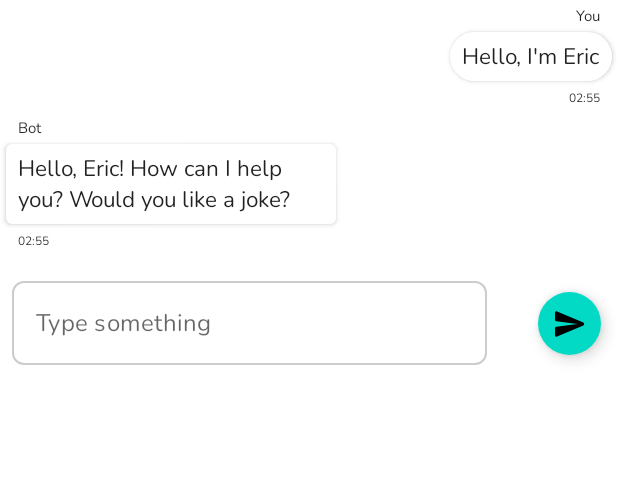
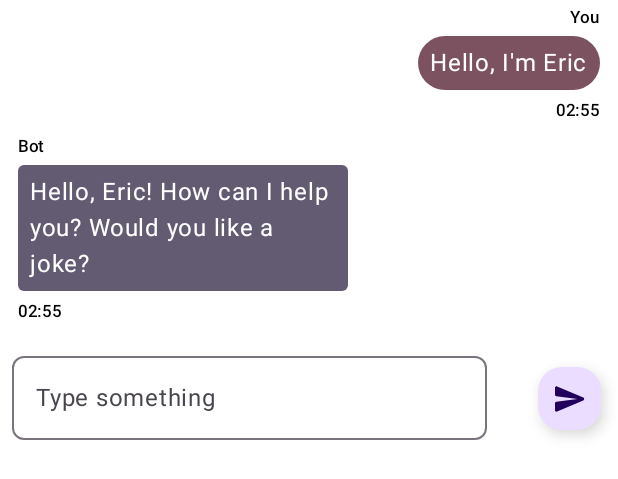
Before and after one commit to Ericgacoki/JiChat, an Android app built with Jetpack Compose: the @Preview function ChatItemPre, on a phone screen of 412 x 824 dp. Shown: the top 479 px of the screen. Run offline under Robolectric (Android 15) with nearby library versions, the light colour scheme and no system bars; our stand-ins replace Room's generated code.

Commit message:
update chat screen colors

```diff
--- a/app/src/main/java/com/ericg/jichat/screens/ChatScreen.kt
+++ b/app/src/main/java/com/ericg/jichat/screens/ChatScreen.kt
@@ -9,20 +9,18 @@ import androidx.compose.foundation.shape.CircleShape
 import androidx.compose.foundation.shape.RoundedCornerShape
 import androidx.compose.foundation.text.KeyboardActions
 import androidx.compose.foundation.text.KeyboardOptions
-import androidx.compose.material.*
 import androidx.compose.material.icons.Icons
 import androidx.compose.material.icons.rounded.Send
+import androidx.compose.material3.*
 import androidx.compose.runtime.*
 import androidx.compose.ui.Alignment
 import androidx.compose.ui.Alignment.Companion.CenterVertically
 import androidx.compose.ui.Modifier
-import androidx.compose.ui.graphics.Color
 import androidx.compose.ui.platform.LocalFocusManager
 import androidx.compose.ui.text.input.ImeAction
 import androidx.compose.ui.text.input.KeyboardType
 import androidx.compose.ui.tooling.preview.Preview
 import androidx.compose.ui.unit.dp
-import androidx.compose.ui.unit.sp
 import androidx.hilt.navigation.compose.hiltViewModel
 import com.ericg.jichat.MainActivity.Companion.getTime
 import com.ericg.jichat.model.Chat
@@ -32,6 +30,7 @@ import com.ericg.jichat.viewmodel.ChatViewModel
 
 @Composable
 fun ChatScreen(
+    paddingValues: PaddingValues,
     chatViewModel: ChatViewModel = hiltViewModel()
 ) {
     val chats = chatViewModel.chats.collectAsState(initial = emptyList())
@@ -42,6 +41,7 @@ fun ChatScreen(
     }
 
     LazyColumn(
+        contentPadding = paddingValues,
         state = chatsState,
         modifier = Modifier.fillMaxHeight(0.85F),
     ) {
@@ -66,6 +66,7 @@ fun ChatScreen(
     }
 }
 
+@OptIn(ExperimentalMaterial3Api::class)
 @Composable
 fun ChatItem(chat: Chat) {
     Column(
@@ -77,25 +78,31 @@ fun ChatItem(chat: Chat) {
     ) {
         Text(
             text = if (chat.sender == SenderType.BOT) "Bot" else "You",
-            fontSize = 10.sp,
+            style = MaterialTheme.typography.labelSmall,
             modifier = Modifier.padding(start = 8.dp, end = 8.dp, bottom = 4.dp),
         )
 
-        Surface(
-            elevation = 2.dp,
+        Card(
             shape = if (chat.message.length < 24) CircleShape else RoundedCornerShape(4.dp),
-            modifier = Modifier.widthIn(max = 220.dp)
+            colors = CardDefaults.cardColors(
+                containerColor = if (chat.sender == SenderType.HUMAN)
+                    MaterialTheme.colorScheme.tertiary
+                else MaterialTheme.colorScheme.secondary,
+            ),
+            modifier = Modifier
+                .padding(horizontal = 8.dp)
+                .widthIn(max = 220.dp)
         ) {
             Text(
                 text = chat.message,
-                fontSize = 15.sp,
+                style = MaterialTheme.typography.bodyLarge,
                 modifier = Modifier.padding(horizontal = 8.dp, vertical = 6.dp)
             )
         }
 
         Text(
             text = chat.time,
-            fontSize = 8.sp,
+            style = MaterialTheme.typography.labelSmall,
             modifier = Modifier.padding(start = 8.dp, end = 8.dp, top = 6.dp),
         )
     }
@@ -107,11 +114,6 @@ fun ChatInputLayout(
     onSendClick: (message: String) -> Unit
 ) {
     var message by remember { mutableStateOf("") }
-    // FIXME: Use colors from Material-You
-    val textFieldColors = TextFieldDefaults.outlinedTextFieldColors(
-        focusedBorderColor = Color.LightGray,
-        unfocusedBorderColor = Color.LightGray
-    )
     Row(
         modifier = Modifier
             .padding(vertical = 12.dp)
@@ -128,7 +130,7 @@ fun ChatInputLayout(
                     message = newValue
                 }
             },
-            colors = textFieldColors,
+            // colors = textFieldColors,
             shape = RoundedCornerShape(8.dp),
             modifier = Modifier
                 .padding(horizontal = 8.dp)
```
